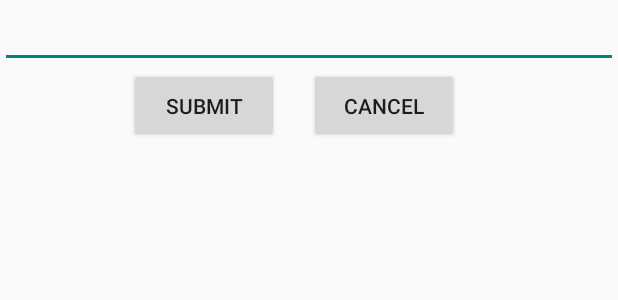
After one commit to tranphuc7686/AdvancedAndroid, an Android app: the layout custom_dialog_nameofhero.xml on its own in the app's theme, with its tools: preview values and no code run, on a phone screen of 412 x 824 dp. The commit adds this screen. Shown: the top 300 px of the screen. Run offline under Robolectric (Android 15) with nearby library versions, the phone set to English and light mode, and no system bars.

Commit message:
Android Advance Lession 3

```diff
--- a/app/build.gradle
+++ b/app/build.gradle
@@ -23,6 +23,9 @@ dependencies {
     implementation 'com.android.support:appcompat-v7:26.1.0'
     implementation 'com.android.support.constraint:constraint-layout:1.0.2'
     testImplementation 'junit:junit:4.12'
+    compile 'com.squareup.picasso:picasso:2.5.2'
+    compile 'com.android.support:recyclerview-v7:26.1.0'
+
     androidTestImplementation 'com.android.support.test:runner:1.0.1'
     androidTestImplementation 'com.android.support.test.espresso:espresso-core:3.0.1'
 }
--- a/app/src/main/AndroidManifest.xml
+++ b/app/src/main/AndroidManifest.xml
@@ -1,6 +1,8 @@
 <?xml version="1.0" encoding="utf-8"?>
 <manifest xmlns:android="http://schemas.android.com/apk/res/android"
     package="com.example.admin.androidadvance">
+    <uses-permission android:name="android.permission.INTERNET" />
+    <uses-permission android:name="android.permission.READ_EXTERNAL_STORAGE"/>
 
     <application
         android:allowBackup="true"
@@ -8,7 +10,7 @@
         android:label="@string/app_name"
         android:roundIcon="@mipmap/ic_launcher_round"
         android:supportsRtl="true"
-        android:theme="@style/AppTheme">
+        android:theme="@style/Theme.AppCompat.Light.NoActionBar">
         <activity android:name=".MainActivity">
             <intent-filter>
                 <action android:name="android.intent.action.MAIN" />
--- /dev/null
+++ b/app/src/main/res/layout/custom_dialog_nameofhero.xml
@@ -0,0 +1,46 @@
+<?xml version="1.0" encoding="utf-8"?>
+<LinearLayout xmlns:android="http://schemas.android.com/apk/res/android"
+    android:layout_width="match_parent"
+    android:layout_height="match_parent"
+    android:orientation="horizontal"
+    >
+    <LinearLayout
+        android:layout_width="match_parent"
+        android:layout_height="wrap_content"
+        android:orientation="vertical">
+
+
+        <EditText
+            android:id="@+id/editTextNameImage"
+            android:layout_width="match_parent"
+            android:layout_height="wrap_content"
+            android:ems="10"
+            android:inputType="textPersonName"
+             />
+        <LinearLayout
+            android:layout_width="wrap_content"
+            android:layout_height="wrap_content"
+            android:orientation="horizontal"
+            android:layout_gravity="center">
+            <Button
+                android:layout_width="100dp"
+                android:id="@+id/submitNameImae"
+                android:layout_height="50dp"
+                android:text="Submit"
+                android:layout_marginRight="20dp"
+               />
+            <Button
+                android:layout_width="100dp"
+                android:id="@+id/cancel_dialog"
+                android:layout_height="50dp"
+                android:text="Cancel"
+                android:layout_marginRight="20dp"
+                />
+        </LinearLayout>
+
+
+    </LinearLayout>
+
+
+
+</LinearLayout>
--- a/app/src/main/res/values/colors.xml
+++ b/app/src/main/res/values/colors.xml
@@ -3,4 +3,7 @@
     <color name="colorPrimary">#3F51B5</color>
     <color name="colorPrimaryDark">#303F9F</color>
     <color name="colorAccent">#FF4081</color>
+    <color name="colorYellow">#FFBF00</color>
+    <color name="colorXam">#808080</color>
+    <color name="colorWhite">#FFFFFF</color>
 </resources>
```
Also changed, not shown: app/src/main/java/com/example/admin/androidadvance/Bean_RecyclerView.java (added, +33 -0 lines), app/src/main/java/com/example/admin/androidadvance/MainActivity.java (+140 -1 lines), app/src/main/java/com/example/admin/androidadvance/RecyclerAdapter.java (added, +55 -0 lines), app/src/main/res/layout/activity_main.xml (+15 -11 lines), app/src/main/res/layout/layout_item_recy.xml (added, +27 -0 lines), app/src/main/res/menu/menu_main.xml (added, +8 -0 lines).
